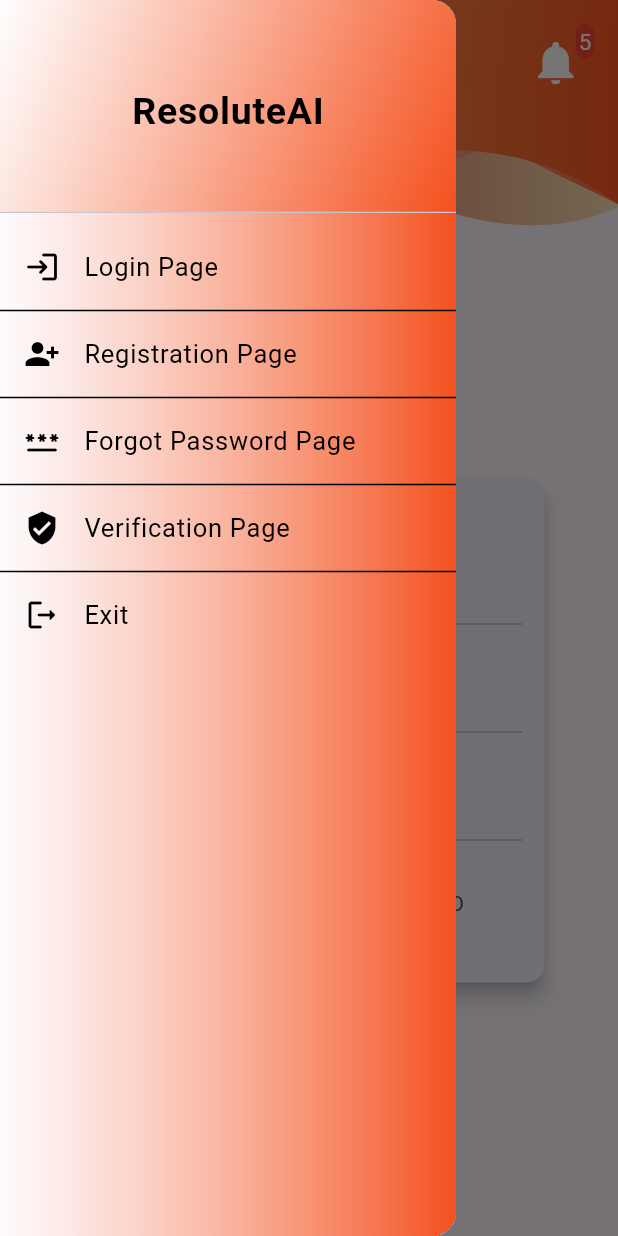
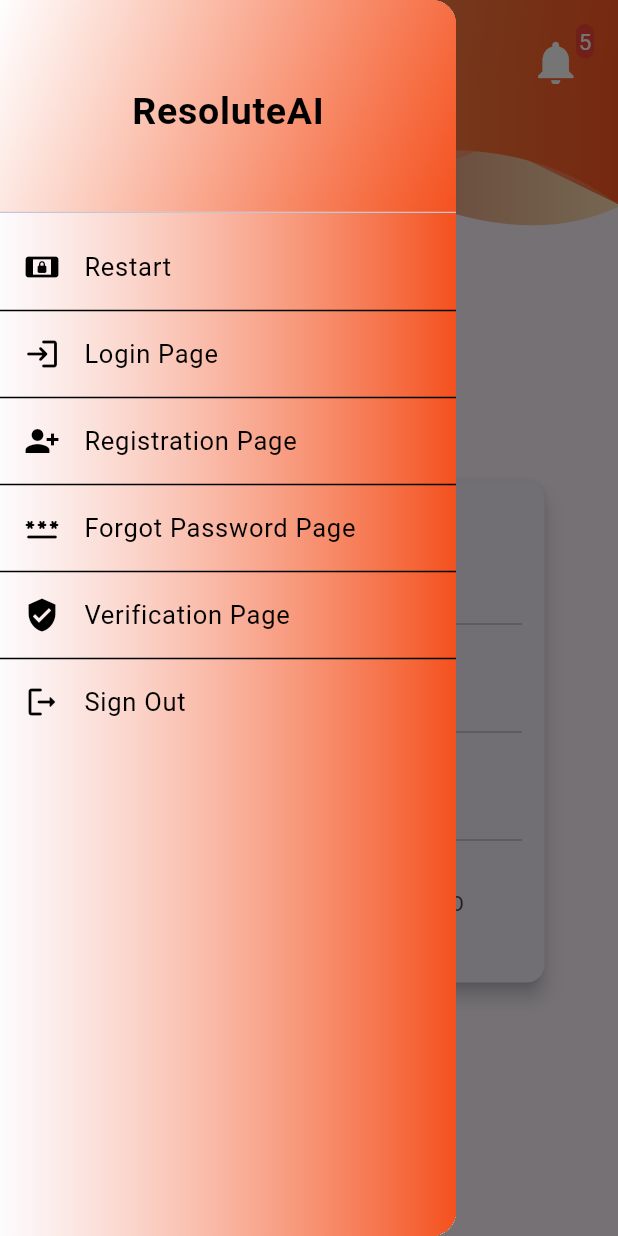
Before and after one commit to ARYPROGRAMMER/videocalling, a Flutter app: the ProfilePage screen opened directly, with the side drawer open, on a phone screen of 412 x 824 dp. Run offline on Flutter 3.47's test engine with Material 3 defaults, Android fonts, the light colour scheme and no system bars; our stand-ins replace cloud_firestore, connectivity_plus, email_validator, firebase_auth, firebase_core, firebase_database and 3 more; missing offline and left inert: flutter_webrtc; accounts and stored records are empty; network calls fail.

Commit message:
second_temp

```diff
--- a/lib/pages/profile_page.dart
+++ b/lib/pages/profile_page.dart
@@ -2,11 +2,14 @@
 import 'dart:developer';
 import 'dart:io';
 
+import 'package:firebase_auth/firebase_auth.dart';
+import 'package:firebase_core/firebase_core.dart';
 import 'package:flutter/cupertino.dart';
 import 'package:flutter/material.dart';
 import 'package:flutter/services.dart';
 import 'package:flutter/widgets.dart';
 import 'package:videocall/pages/login_page.dart';
+import 'package:videocall/pages/splash_screen.dart';
 import 'package:videocall/pages/widgets/header_widget.dart';
 
 import 'forgot_password_page.dart';
@@ -25,6 +28,10 @@ class _ProfilePageState extends State<ProfilePage>{
 
   double  _drawerIconSize = 24;
   double _drawerFontSize = 17;
+  final FirebaseAuth _auth = FirebaseAuth.instance;
+
+
+
 
   @override
   Widget build(BuildContext context) {
@@ -103,15 +110,15 @@ class _ProfilePageState extends State<ProfilePage>{
                   ),
                 ),
               ),
-              // ListTile(
-              //   leading: Icon(Icons.screen_lock_landscape_rounded, size: _drawerIconSize, color:Colors.black),
-              //   title: Text('Splash Screen', style: TextStyle(fontSize: 17, color: Colors.black),),
-              //   onTap: (){
-              //     Navigator.push(context, MaterialPageRoute(builder: (context) => SplashScreen(title: "Splash Screen")));
-              //   },
-              // ),
-              //
-              // Divider(color: Colors.black,height: 2,),
+              ListTile(
+                leading: Icon(Icons.screen_lock_landscape_rounded, size: _drawerIconSize, color:Colors.black),
+                title: Text('Restart', style: TextStyle(fontSize: 17, color: Colors.black),),
+                onTap: (){
+                  Navigator.push(context, MaterialPageRoute(builder: (context) => SplashScreen(title: "Splash Screen")));
+                },
+              ),
+
+              Divider(color: Colors.black,height: 2,),
 
               ListTile(
                 leading: Icon(Icons.login_rounded,size: _drawerIconSize,color: Colors.black),
@@ -152,9 +159,9 @@ class _ProfilePageState extends State<ProfilePage>{
               Divider(color: Colors.black, height: 2,),
               ListTile(
                 leading: Icon(Icons.logout_rounded, size: _drawerIconSize,color:Colors.black,),
-                title: Text('Exit',style: TextStyle(fontSize: _drawerFontSize,color: Colors.black),),
-                onTap: () {
-                 exit(0);
+                title: Text('Sign Out',style: TextStyle(fontSize: _drawerFontSize,color: Colors.black),),
+                onTap: () async{
+                 Navigator.pushReplacement(context, MaterialPageRoute(builder: (context)=>LoginPage()));
                 },
               ),
             ],
--- a/lib/pages/registration_page.dart
+++ b/lib/pages/registration_page.dart
@@ -385,12 +385,12 @@ final  database = FirebaseDatabase.instance.ref();
                             ),
                             onPressed: () async{
                               if (_formKey.currentState!.validate()) {
-                                String path = "/${_emailvalue}".toString();
-                                final detail = database.child(path);
+                                final detail = database.child("/all");
                                 await detail.set(
                                     {
                                       "first_name":"$_firstvalue",
                                       "last_name":"$_lastvalue",
+                                      "email":"$_emailvalue",
                                       "phone_number":"$_phonealue",
                                       "password":"$_passvalue"
                                     }
```
Also changed, not shown: lib/pages/login_page.dart (+11 -7 lines).
